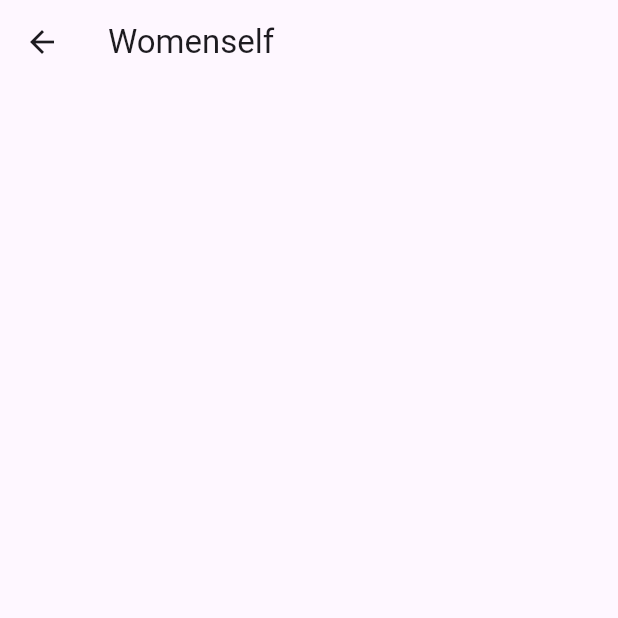
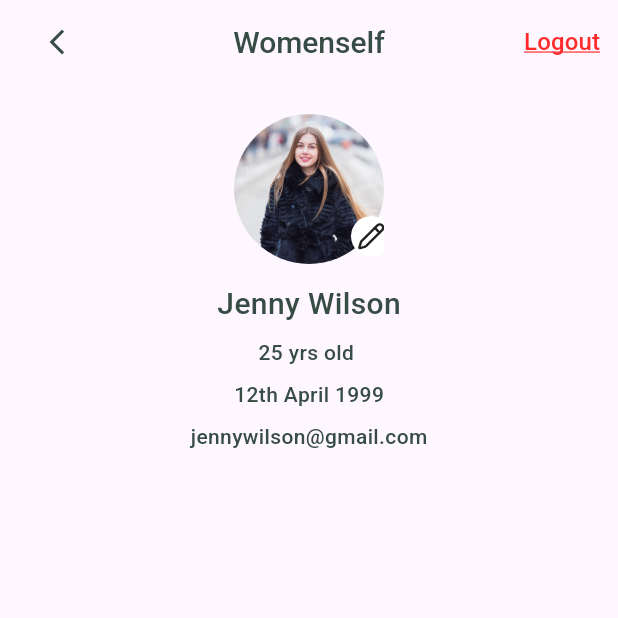
Before and after one commit to mayurinfotech/testapp, a Flutter app: the WomenAboutScreen screen opened directly, on a phone screen of 412 x 824 dp, the top half of it. Run offline on Flutter 3.47's test engine with Material 3 defaults, Android fonts, the phone set to English and light mode, and no system bars; our stand-ins replace get, lucide_icons_flutter.

Commit message:
Created ui of womenty 1. Profile picture, 2. AppBar and 3.Details.

```diff
--- a/lib/app_config.dart
+++ b/lib/app_config.dart
@@ -3,6 +3,7 @@ import 'package:get/get_navigation/get_navigation.dart';
 import 'package:testapp/core/controller/app_translation.dart';
 import 'package:testapp/features/test/counter_page.dart';
 import 'package:testapp/features/test/lang_screen.dart';
+import 'package:testapp/features/womenty_screens/women_about_screen.dart';
 
 // class AppConfig {
 //   AppConfig._();
@@ -21,7 +22,7 @@ class CounterApp extends StatelessWidget {
       translations: AppTranslation(),
       locale: const Locale('en', 'US'), // Default locale
       fallbackLocale: const Locale('en', 'US'),
-      home: LangScreen(),
+      home: WomenAboutScreen(),
     );
   }
 }
--- /dev/null
+++ b/lib/features/womenty_screens/widget/profile_picture.dart
@@ -0,0 +1,45 @@
+import 'package:flutter/material.dart';
+import 'package:lucide_icons_flutter/lucide_icons.dart';
+
+class ProfilePicture extends StatelessWidget {
+  const ProfilePicture({super.key, required this.imgPath});
+  final String imgPath;
+
+  @override
+  Widget build(BuildContext context) {
+    return Padding(
+      padding: const EdgeInsets.only(top: 20),
+      child: Stack(
+        children: [
+          ClipOval(
+            child: Image.asset(
+              imgPath,
+              fit: BoxFit.cover,
+              height: 100,
+              width: 100,
+              alignment: Alignment.center,
+            ),
+          ),
+          Positioned(
+            bottom: 5,
+            right: -5,
+            child: GestureDetector(
+              onTap: () {
+                debugPrint("edit profile pic clicked");
+              },
+              child: Container(
+                height: 27,
+                width: 27,
+                decoration: BoxDecoration(
+                  color: Color(0xFFFFFFFF),
+                  shape: BoxShape.circle,
+                ),
+                child: Icon(LucideIcons.pencil100, size: 19),
+              ),
+            ),
+          ),
+        ],
+      ),
+    );
+  }
+}
--- a/lib/features/womenty_screens/women_about_screen.dart
+++ b/lib/features/womenty_screens/women_about_screen.dart
@@ -1,10 +1,111 @@
 import 'package:flutter/material.dart';
+import 'package:testapp/features/womenty_screens/widget/profile_picture.dart';
 
 class WomenAboutScreen extends StatelessWidget {
   const WomenAboutScreen({super.key});
 
   @override
   Widget build(BuildContext context) {
-    return Scaffold(appBar: AppBar(title: Text("Womenself")));
+    return Scaffold(
+      appBar: AppBar(
+        title: Text(
+          "Womenself",
+          style: TextStyle(
+            color: Color(0xFF374C44),
+            fontFamily: "Roboto",
+            fontWeight: FontWeight.w500,
+            fontSize: 20,
+            fontStyle: FontStyle.normal,
+          ),
+        ),
+        centerTitle: true,
+        leading: Padding(
+          padding: const EdgeInsets.only(left: 20),
+          child: IconButton(
+            icon: Icon(Icons.arrow_back_ios_new),
+            iconSize: 20,
+            color: Color(0xFF374C44),
+            onPressed: () {
+              debugPrint("Back button pressed");
+              //Navigator.pop(context);
+            },
+          ),
+        ),
+        actions: [
+          TextButton(
+            onPressed: () {
+              debugPrint("Logout button clicked");
+            },
+            child: Text(
+              "Logout",
+              style: TextStyle(
+                fontFamily: "Roboto",
+                fontSize: 16,
+                fontWeight: FontWeight.w500,
+                color: Color(0xFFFF2B2B),
+                decoration: TextDecoration.underline,
+                decorationColor: Color(0xFFFF2B2B),
+              ),
+            ),
+          ),
+        ],
+      ),
+      body: Center(
+        child: Padding(
+          padding: const EdgeInsets.symmetric(horizontal: 20),
+          child: Column(
+            children: [
+              ProfilePicture(imgPath: "assets/images/g1.jpg"),
+              SizedBox(height: 12),
+              Column(
+                mainAxisAlignment: MainAxisAlignment.center,
+                crossAxisAlignment: CrossAxisAlignment.center,
+                children: [
+                  Text(
+                    "Jenny Wilson",
+                    style: TextStyle(
+                      fontFamily: "Roboto",
+                      fontSize: 20,
+                      fontWeight: FontWeight.w500,
+                      color: Color(0xFF374C44),
+                    ),
+                  ),
+                  SizedBox(height: 8),
+                  Text(
+                    "25 yrs old ",
+                    style: TextStyle(
+                      fontFamily: "Roboto",
+                      fontSize: 14,
+                      fontWeight: FontWeight.w500,
+                      color: Color(0xFF374C44),
+                    ),
+                  ),
+                  SizedBox(height: 8),
+                  Text(
+                    "12th April 1999",
+                    style: TextStyle(
+                      fontFamily: "Roboto",
+                      fontSize: 14,
+                      fontWeight: FontWeight.w500,
+                      color: Color(0xFF374C44),
+                    ),
+                  ),
+                  SizedBox(height: 8),
+                  Text(
+                    "jennywilson@gmail.com",
+                    style: TextStyle(
+                      fontFamily: "Roboto",
+                      fontSize: 14,
+                      fontWeight: FontWeight.w500,
+                      color: Color(0xFF374C44),
+                    ),
+                  ),
+                ],
+              ),
+            ],
+          ),
+        ),
+      ),
+    );
   }
 }
```
Also changed, not shown: pubspec.yaml (+21 -3 lines), assets/fonts/Roboto-Italic.ttf (added), assets/fonts/Roboto-Medium.ttf (added), assets/fonts/Roboto-Regular.ttf (added), assets/fonts/Roboto-SemiBold.ttf (added), assets/fonts/Sego.otf (added), assets/images/g1.jpg (added), pubspec.lock.
